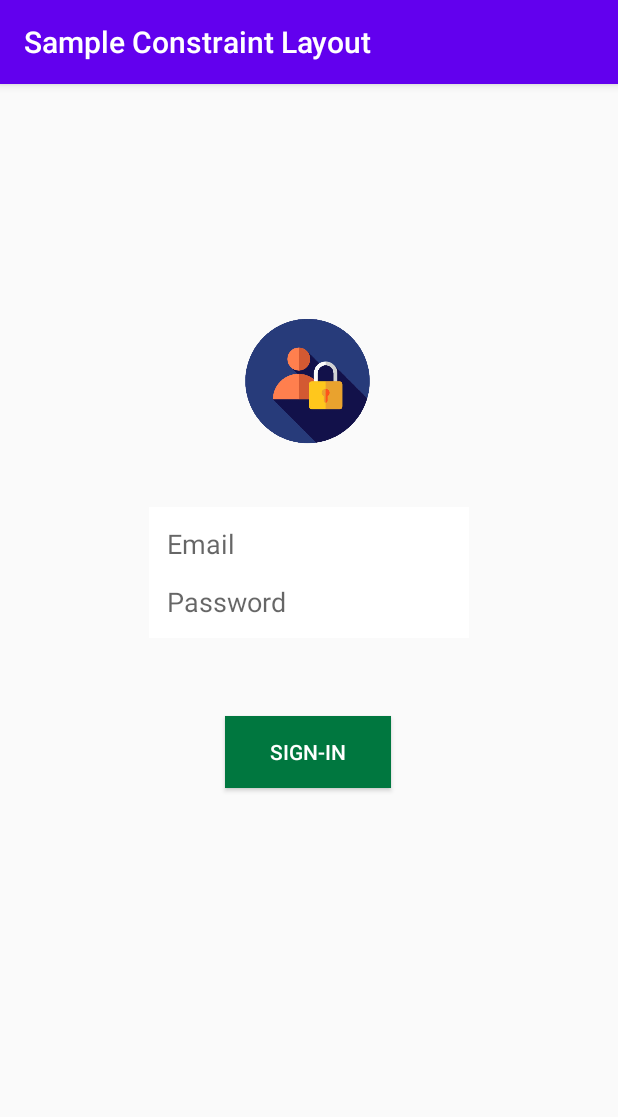
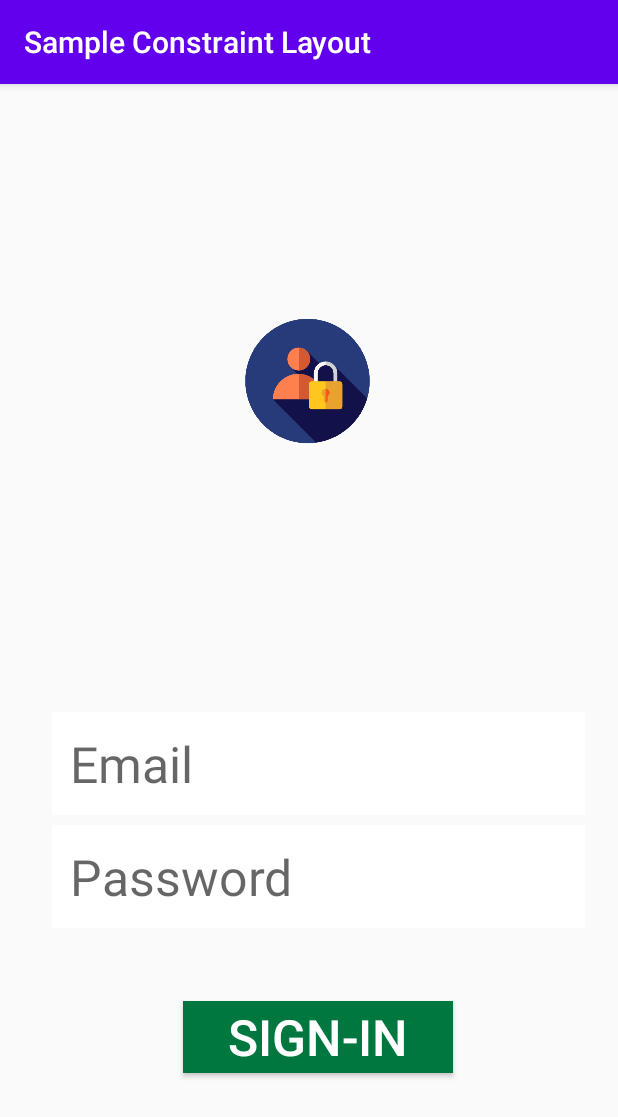
Before and after one commit to mmiqdad11/SampleConstraintLayout, an Android app: the screen it shows after launch (MainActivity), on a phone screen of 412 x 824 dp. Shown: the top 1117 px of the screen. Run offline under Robolectric (Android 15) with nearby library versions, the phone set to English and light mode, and no system bars.

```diff
--- a/app/src/main/java/com/example/sampleconstraintlayout/MainActivity.java
+++ b/app/src/main/java/com/example/sampleconstraintlayout/MainActivity.java
@@ -2,13 +2,53 @@ package com.example.sampleconstraintlayout;
 
 import androidx.appcompat.app.AppCompatActivity;
 
+
 import android.os.Bundle;
+import android.view.View;
+import android.widget.Button;
+import android.widget.EditText;
+import android.widget.Toast;
 
 public class MainActivity extends AppCompatActivity {
+
+    Button btnLogin;
+
+    EditText edemail, edpassword;
+
+    String nama, password;
 
     @Override
     protected void onCreate(Bundle savedInstanceState) {
         super.onCreate(savedInstanceState);
         setContentView(R.layout.activity_main);
+
+        btnLogin = findViewById(R.id.btSignin);
+
+        edemail = findViewById(R.id.edEmail);
+
+        edpassword = findViewById(R.id.edPassword);
+
+        btnLogin.setOnClickListener(new View.OnClickListener() {
+            @Override
+            public void onClick(View view) {
+                nama = edemail.getText().toString();
+
+                password = edpassword.getText().toString();
+
+                if(nama.equals("admin@mail.com") && password.equals("123")) {
+                    Toast.makeText(getApplicationContext(),
+                    "Login Berhasil", Toast.LENGTH_LONG).show();
+                }else if (!nama.equals("admin@mail.com") && password.equals("123")){
+                    Toast.makeText(getApplicationContext(),
+                            "Email Salah", Toast.LENGTH_LONG).show();
+                }else if (nama.equals("admin@mail.com") && !password.equals("123")) {
+                    Toast.makeText(getApplicationContext(),
+                            "Password Salah", Toast.LENGTH_LONG).show();
+                }else if(!nama.equals("admin@mail.com") &&  (!password.equals("123"))){
+                    Toast.makeText(getApplicationContext(),
+                            "Email dan Password Salah", Toast.LENGTH_LONG).show();
+                }
+            }
+        });
     }
 }
--- a/app/src/main/res/layout/activity_main.xml
+++ b/app/src/main/res/layout/activity_main.xml
@@ -23,8 +23,8 @@
         app:srcCompat="@drawable/login" />
 
     <EditText
-        android:id="@+id/editTexi1"
-        android:layout_width="wrap_content"
+        android:id="@+id/edEmail"
+        android:layout_width="355dp"
 
 
         android:layout_height="wrap_content"
@@ -35,16 +35,17 @@
         android:hint="@string/tEmail"
         android:inputType="textPersonName"
         android:padding="12dp"
+        android:textSize="15pt"
         app:layout_constraintBottom_toBottomOf="parent"
-        app:layout_constraintHorizontal_bias="0.502"
+        app:layout_constraintHorizontal_bias="0.75"
         app:layout_constraintLeft_toLeftOf="parent"
         app:layout_constraintRight_toRightOf="parent"
         app:layout_constraintTop_toTopOf="parent"
-        app:layout_constraintVertical_bias="0.392" />
+        app:layout_constraintVertical_bias="0.599" />
 
     <EditText
-        android:id="@+id/editText2"
-        android:layout_width="wrap_content"
+        android:id="@+id/edPassword"
+        android:layout_width="355dp"
 
         android:layout_height="wrap_content"
         android:layout_marginLeft="16dp"
@@ -54,15 +55,16 @@
         android:hint="@string/tPassword"
         android:inputType="textPassword"
         android:padding="12dp"
+        android:textSize="15pt"
         app:layout_constraintBottom_toBottomOf="parent"
-        app:layout_constraintHorizontal_bias="0.502"
+        app:layout_constraintHorizontal_bias="0.75"
         app:layout_constraintLeft_toLeftOf="parent"
         app:layout_constraintRight_toRightOf="parent"
         app:layout_constraintTop_toTopOf="parent"
-        app:layout_constraintVertical_bias="0.446" />
+        app:layout_constraintVertical_bias="0.706" />
 
     <Button
-        android:id="@+id/button1"
+        android:id="@+id/btSignin"
         android:layout_width="wrap_content"
 
 
@@ -74,11 +76,12 @@
         android:paddingRight="30dp"
         android:text="@string/bsignin"
         android:textColor="#ffffff"
+        android:textSize="15pt"
         app:layout_constraintBottom_toBottomOf="parent"
-        app:layout_constraintHorizontal_bias="0.498"
+        app:layout_constraintHorizontal_bias="0.531"
         app:layout_constraintLeft_toLeftOf="parent"
         app:layout_constraintRight_toRightOf="parent"
         app:layout_constraintTop_toTopOf="parent"
-        app:layout_constraintVertical_bias="0.585" />
+        app:layout_constraintVertical_bias="0.849" />
 
 </androidx.constraintlayout.widget.ConstraintLayout>
```
